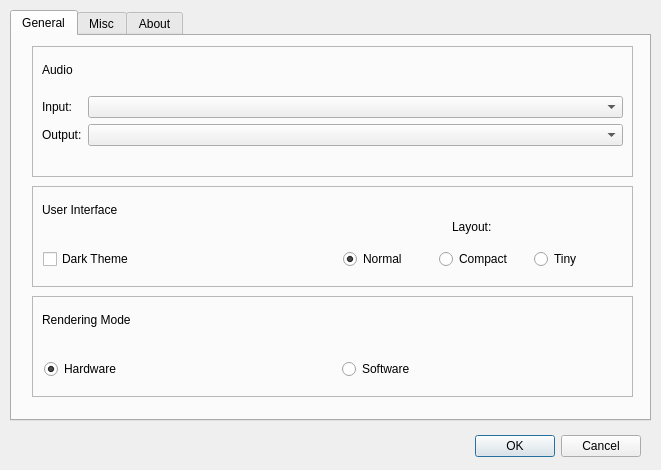
Old version of the form options.ui in the repository MRSalomao/LA-Editor.
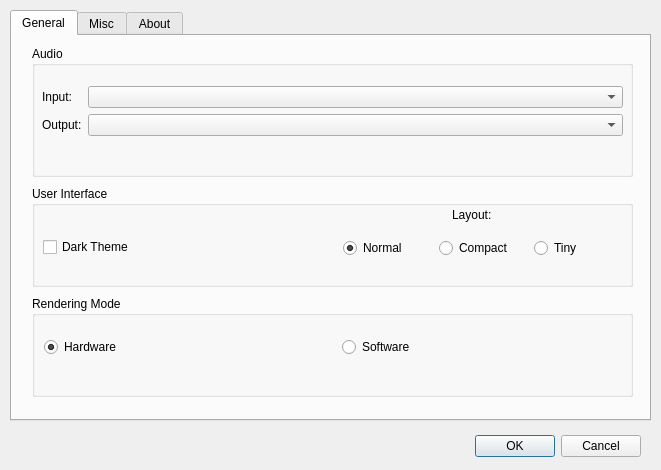
New version of the form.

Diff of the .ui file:
```diff
--- a/options.ui
+++ b/options.ui
@@ -48,7 +48,7 @@
     <attribute name="title">
      <string>General</string>
     </attribute>
-    <widget class="QFrame" name="frame">
+    <widget class="QGroupBox" name="groupBox">
      <property name="geometry">
       <rect>
        <x>20</x>
@@ -57,33 +57,14 @@
        <height>101</height>
       </rect>
      </property>
-     <property name="frameShape">
-      <enum>QFrame::StyledPanel</enum>
+     <property name="title">
+      <string>User Interface</string>
      </property>
-     <property name="frameShadow">
-      <enum>QFrame::Raised</enum>
-     </property>
-     <widget class="QLabel" name="label_4">
-      <property name="geometry">
-       <rect>
-        <x>10</x>
-        <y>10</y>
-        <width>141</width>
-        <height>27</height>
-       </rect>
-      </property>
-      <property name="text">
-       <string>User Interface</string>
-      </property>
-      <property name="alignment">
-       <set>Qt::AlignLeading|Qt::AlignLeft|Qt::AlignVCenter</set>
-      </property>
-     </widget>
      <widget class="QLabel" name="label_5">
       <property name="geometry">
        <rect>
         <x>420</x>
-        <y>30</y>
+        <y>18</y>
         <width>50</width>
         <height>22</height>
        </rect>
@@ -96,7 +77,7 @@
       <property name="geometry">
        <rect>
         <x>11</x>
-        <y>62</y>
+        <y>50</y>
         <width>119</width>
         <height>22</height>
        </rect>
@@ -109,7 +90,7 @@
       <property name="geometry">
        <rect>
         <x>311</x>
-        <y>61</y>
+        <y>50</y>
         <width>281</width>
         <height>24</height>
        </rect>
@@ -142,7 +123,7 @@
       </layout>
      </widget>
     </widget>
-    <widget class="QFrame" name="frame_2">
+    <widget class="QGroupBox" name="groupBox_2">
      <property name="geometry">
       <rect>
        <x>20</x>
@@ -151,33 +132,14 @@
        <height>131</height>
       </rect>
      </property>
-     <property name="frameShape">
-      <enum>QFrame::StyledPanel</enum>
+     <property name="title">
+      <string>Audio</string>
      </property>
-     <property name="frameShadow">
-      <enum>QFrame::Raised</enum>
-     </property>
-     <widget class="QLabel" name="label_3">
-      <property name="geometry">
-       <rect>
-        <x>10</x>
-        <y>10</y>
-        <width>141</width>
-        <height>27</height>
-       </rect>
-      </property>
-      <property name="text">
-       <string>Audio</string>
-      </property>
-      <property name="alignment">
-       <set>Qt::AlignLeading|Qt::AlignLeft|Qt::AlignVCenter</set>
-      </property>
-     </widget>
      <widget class="QWidget" name="layoutWidget">
       <property name="geometry">
        <rect>
         <x>10</x>
-        <y>50</y>
+        <y>40</y>
         <width>581</width>
         <height>62</height>
        </rect>
@@ -209,7 +171,7 @@
       </layout>
      </widget>
     </widget>
-    <widget class="QFrame" name="frame_3">
+    <widget class="QGroupBox" name="groupBox_3">
      <property name="geometry">
       <rect>
        <x>20</x>
@@ -218,33 +180,14 @@
        <height>101</height>
       </rect>
      </property>
-     <property name="frameShape">
-      <enum>QFrame::StyledPanel</enum>
+     <property name="title">
+      <string>Rendering Mode</string>
      </property>
-     <property name="frameShadow">
-      <enum>QFrame::Raised</enum>
-     </property>
-     <widget class="QLabel" name="label_6">
-      <property name="geometry">
-       <rect>
-        <x>10</x>
-        <y>10</y>
-        <width>141</width>
-        <height>27</height>
-       </rect>
-      </property>
-      <property name="text">
-       <string>Rendering Mode</string>
-      </property>
-      <property name="alignment">
-       <set>Qt::AlignLeading|Qt::AlignLeft|Qt::AlignVCenter</set>
-      </property>
-     </widget>
      <widget class="QRadioButton" name="radioButton_4">
       <property name="geometry">
        <rect>
         <x>12</x>
-        <y>62</y>
+        <y>40</y>
         <width>97</width>
         <height>22</height>
        </rect>
@@ -260,7 +203,7 @@
       <property name="geometry">
        <rect>
         <x>310</x>
-        <y>62</y>
+        <y>40</y>
         <width>93</width>
         <height>22</height>
        </rect>
```
Left out of the diff: 73 changed lines with no effect on the pictures.
